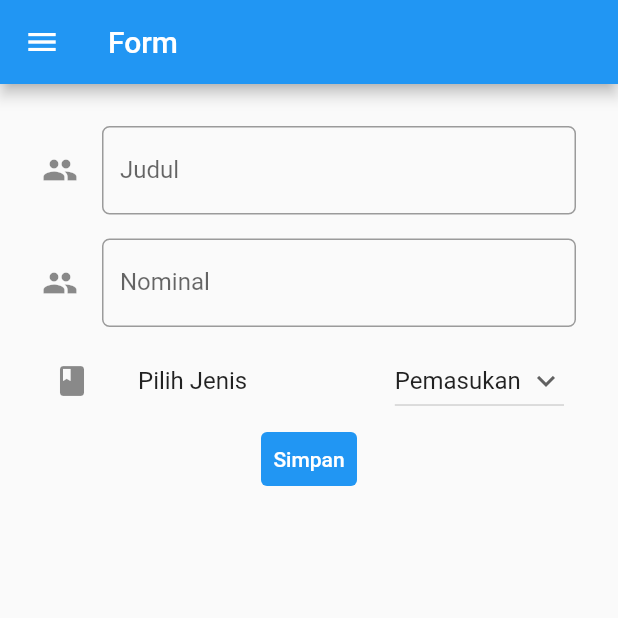
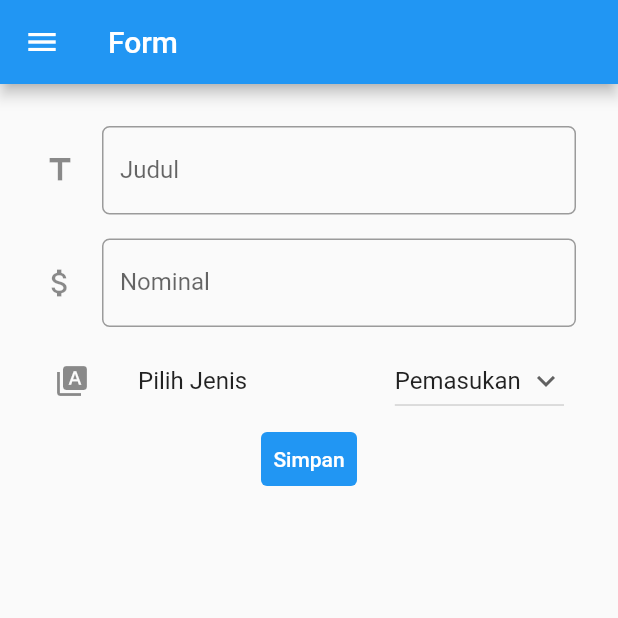
Before and after one commit to VinsensiusF/pbp-flutter-lab, a Flutter app: the screen it shows after launch, in the side drawer, after a tap on "Tambah Budget", on a phone screen of 412 x 824 dp, the top half of it. Run offline on Flutter 3.47's test engine with Material 2 defaults, Android fonts, the phone set to English and light mode, and no system bars.

Commit message:
Readme Tugas 8  done

```diff
--- a/lib/form.dart
+++ b/lib/form.dart
@@ -84,7 +84,7 @@ class _MyFormPageState extends State<MyFormPage> {
                             hintText: "Contoh: Makan Masjep",
                             labelText: "Judul",
                             // Menambahkan icon agar lebih intuitif
-                            icon: const Icon(Icons.people),
+                            icon: const Icon(Icons.title),
                             // Menambahkan circular border agar lebih rapi
                             border: OutlineInputBorder(
                                 borderRadius: BorderRadius.circular(5.0),
@@ -120,7 +120,7 @@ class _MyFormPageState extends State<MyFormPage> {
                             hintText: "Contoh: 10000",
                             labelText: "Nominal",
                             // Menambahkan icon agar lebih intuitif
-                            icon: const Icon(Icons.people),
+                            icon: const Icon(Icons.attach_money),
                             // Menambahkan circular border agar lebih rapi
                             border: OutlineInputBorder(
                                 borderRadius: BorderRadius.circular(5.0),
@@ -149,7 +149,7 @@ class _MyFormPageState extends State<MyFormPage> {
                       ),
 
                       ListTile(
-                      leading: const Icon(Icons.class_),
+                      leading: const Icon(Icons.type_specimen),
                       title: const Text(
                           'Pilih Jenis',
                       ),
@@ -193,7 +193,7 @@ class _MyFormPageState extends State<MyFormPage> {
                                       padding: const EdgeInsets.only(top: 20, bottom: 20),
                                       shrinkWrap: true,
                                       children: <Widget>[
-                                        const Center(child: Text('Informasi Data')),
+                                        const Center(child: Text('Data Berikut Tersimpan Di Aplikasi')),
                                         const SizedBox(height: 20),
 
                                         Text(
```
Also changed, not shown: 1 other file.
